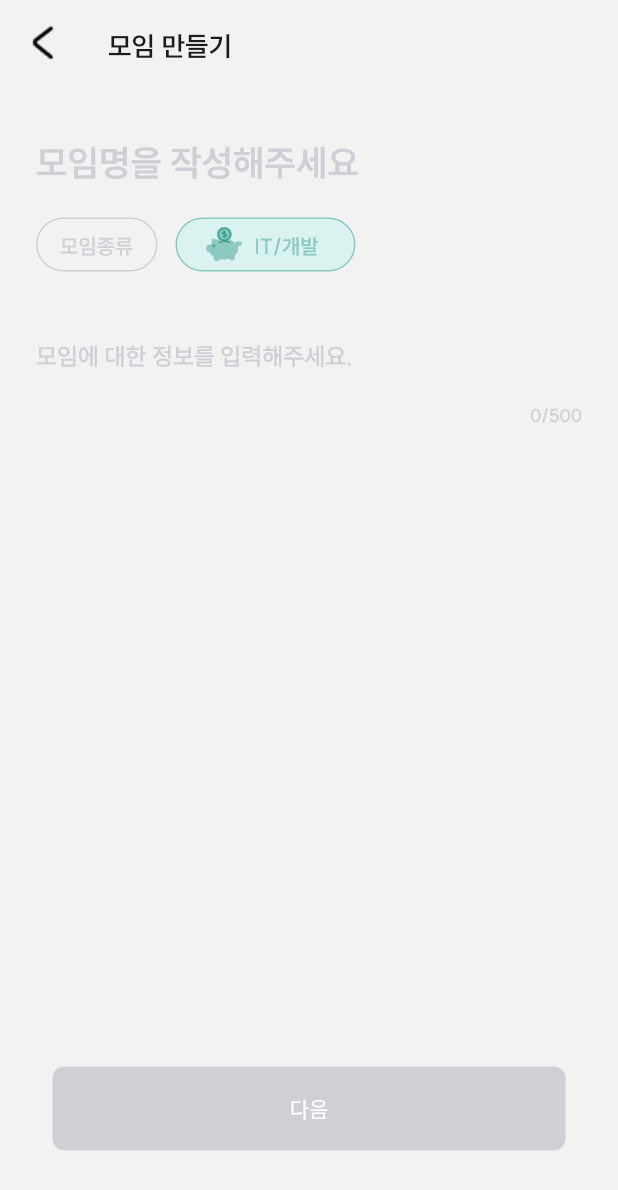
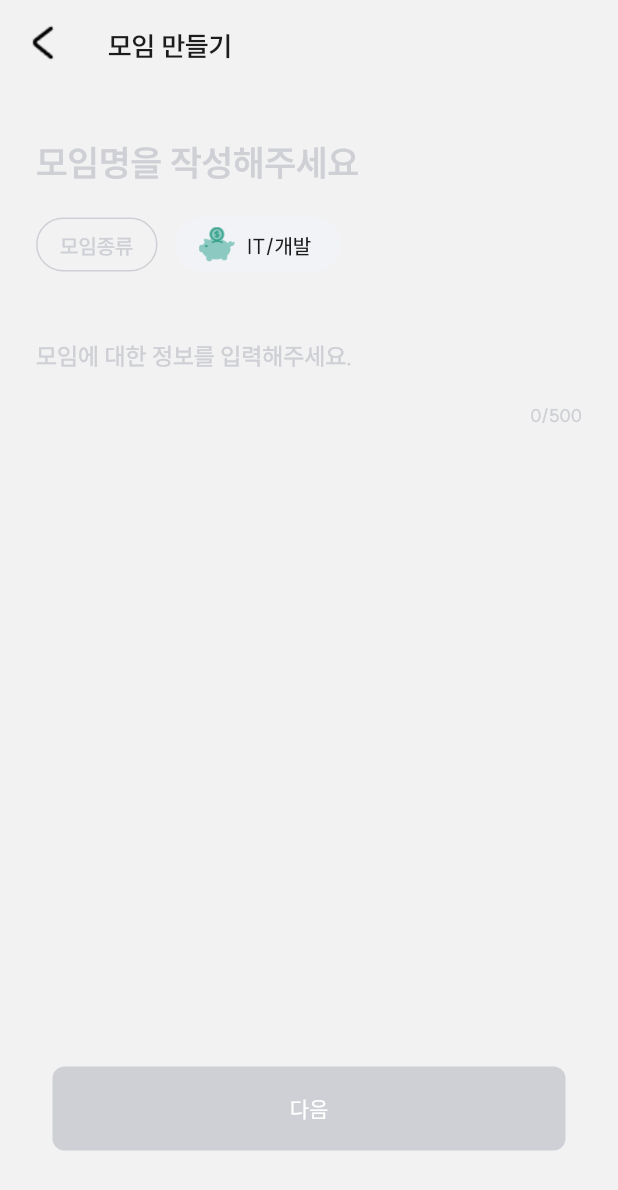
Before and after one commit to Onedea1/New_Meeting_1, a Flutter app: the screen it shows after launch, after a tap on "모임종류", after a tap on "카테고리", after a tap on "IT/개발", on a phone screen of 412 x 824 dp. Shown: the top 1190 px of the screen. Run offline on Flutter 3.47's test engine with Material 2 defaults, Android fonts, the light colour scheme and no system bars; project files that could hold a hidden picture were left out.

Commit message:
finish without border dotted

```diff
--- a/lib/cartegory_button.dart
+++ b/lib/cartegory_button.dart
@@ -14,6 +14,7 @@ class _CartegoryButtonState extends State<CartegoryButton> {
   String _moim = "모임종류";
   String _cartegory = "카테고리";
   String _cartegoryImage = 'assets/images/_Cartegory14.png';
+  double _cartegorysize = 85;
 
   //none은 안되고 'assets/images/_Cartegory01.png'이런 주소는 됨
   //없는 것 처럼 보이는 이미지로 넣어야될듯
@@ -22,6 +23,7 @@ class _CartegoryButtonState extends State<CartegoryButton> {
   Widget build(BuildContext context) {
     Color _moimcolor = _isPressed1 ? MIXIN_2 : MIXIN_BLACK_4;
     Color _cartegorycolor = _isPressed2 ? MIXIN_2 : MIXIN_BLACK_4;
+
     return Column(
       children: [
         Row(
@@ -50,7 +52,7 @@ class _CartegoryButtonState extends State<CartegoryButton> {
                 ),
                 style: ElevatedButton.styleFrom(
                   side: BorderSide(
-                    color: _isPressed3 ? MIXIN_2 : _moimcolor,
+                    color: _isPressed3 ? MIXIN_ : _moimcolor,
                   ),
                   backgroundColor: _isPressed3 ? MIXIN_ : Color(0xFFF2F2F2),
                   elevation: 0,
@@ -65,7 +67,7 @@ class _CartegoryButtonState extends State<CartegoryButton> {
             ),
             SizedBox(
               height: 36,
-              width: _isPressed4 ? 120 : 85,
+              width: _cartegorysize,
               child: ElevatedButton.icon(
                 // child: ElevatedButton(
                 onPressed: () {
@@ -74,6 +76,7 @@ class _CartegoryButtonState extends State<CartegoryButton> {
                     _isPressed2 = !_isPressed2;
                     _isPressed4 = false;
                     _cartegory = "카테고리";
+                    _cartegorysize = 85;
                   });
                 },
                 icon: Image.asset(
@@ -86,17 +89,17 @@ class _CartegoryButtonState extends State<CartegoryButton> {
                   style: TextStyle(
                     height: 1.42,
                     fontSize: 14,
-                    color: _isPressed4 ? MIXIN_2 : _cartegorycolor,
+                    color: _isPressed4 ? BLACK : _cartegorycolor,
                     fontFamily: 'SUIT',
                     fontWeight: FontWeight.w500,
                   ),
                 ),
                 style: ElevatedButton.styleFrom(
-                  backgroundColor: _isPressed4 ? MIXIN_ : Color(0xFFF2F2F2),
+                  backgroundColor: _isPressed4 ? MIXIN_BLACK_5 : Color(0xFFF2F2F2),
                   elevation: 0,
                   shape: RoundedRectangleBorder(
                     side: BorderSide(
-                      color: _isPressed4 ? MIXIN_2 : _cartegorycolor,
+                      color: _isPressed4 ? MIXIN_BLACK_5 : _cartegorycolor,
                       width: 1.0,
                     ),
                     borderRadius: BorderRadius.circular(18),
@@ -207,6 +210,7 @@ class _CartegoryButtonState extends State<CartegoryButton> {
                           _isPressed2 = false;
                           _isPressed4 = true;
                           _cartegory = "IT/개발";
+                          _cartegorysize = 110;
                         });
                       },
                       icon: Image.asset(
@@ -243,6 +247,8 @@ class _CartegoryButtonState extends State<CartegoryButton> {
                           _isPressed2 = false;
                           _isPressed4 = true;
                           _cartegory = "디자인";
+                          _cartegorysize = 97;
+
                         });
                       },
                       icon: Image.asset(
@@ -279,6 +285,7 @@ class _CartegoryButtonState extends State<CartegoryButton> {
                           _isPressed2 = false;
                           _isPressed4 = true;
                           _cartegory = "문화활동";
+                          _cartegorysize = 110;
                         });
                       },
                       icon: Image.asset(
@@ -322,6 +329,7 @@ class _CartegoryButtonState extends State<CartegoryButton> {
                           _isPressed2 = false;
                           _isPressed4 = true;
                           _cartegory = "음악";
+                          _cartegorysize = 92;
                         });
                       },
                       icon: Image.asset(
@@ -358,6 +366,7 @@ class _CartegoryButtonState extends State<CartegoryButton> {
                           _isPressed2 = false;
                           _isPressed4 = true;
                           _cartegory = "여행";
+                          _cartegorysize = 92;
                         });
                       },
                       icon: Image.asset(
@@ -394,6 +403,7 @@ class _CartegoryButtonState extends State<CartegoryButton> {
                           _isPressed2 = false;
                           _isPressed4 = true;
                           _cartegory = "봉사활동";
+                          _cartegorysize = 110;
                         });
                       },
                       icon: Image.asset(
@@ -437,6 +447,7 @@ class _CartegoryButtonState extends State<CartegoryButton> {
                           _isPressed2 = false;
                           _isPressed4 = true;
                           _cartegory = "운동";
+                          _cartegorysize = 92;
                         });
                       },
                       icon: Image.asset(
@@ -473,6 +484,7 @@ class _CartegoryButtonState extends State<CartegoryButton> {
                           _isPressed2 = false;
                           _isPressed4 = true;
                           _cartegory = "반려동물";
+                          _cartegorysize = 110;
                         });
                       },
                       icon: Image.asset(
@@ -509,6 +521,7 @@ class _CartegoryButtonState extends State<CartegoryButton> {
                           _isPressed2 = false;
                           _isPressed4 = true;
                           _cartegory = "사교";
+                          _cartegorysize = 92;
                         });
                       },
                       icon: Image.asset(
@@ -552,6 +565,7 @@ class _CartegoryButtonState extends State<CartegoryButton> {
                           _isPressed2 = false;
                           _isPressed4 = true;
                           _cartegory = "수업";
+                          _cartegorysize = 92;
                         });
                       },
                       icon: Image.asset(
@@ -588,6 +602,7 @@ class _CartegoryButtonState extends State<CartegoryButton> {
                           _isPressed2 = false;
                           _isPressed4 = true;
                           _cartegory = "외국어";
+                          _cartegorysize = 97;
                         });
                       },
                       icon: Image.asset(
@@ -624,6 +639,7 @@ class _CartegoryButtonState extends State<CartegoryButton> {
                           _isPressed2 = false;
                           _isPressed4 = true;
                           _cartegory = "맛집";
+                          _cartegorysize = 92;
                         });
                       },
                       icon: Image.asset(
@@ -667,6 +683,7 @@ class _CartegoryButtonState extends State<CartegoryButton> {
                           _isPressed2 = false;
                           _isPressed4 = true;
                           _cartegory = "요리";
+                          _cartegorysize = 92;
                         });
                       },
                       icon: Image.asset(
@@ -703,6 +720,7 @@ class _CartegoryButtonState extends State<CartegoryButton> {
                           _isPressed2 = false;
                           _isPressed4 = true;
                           _cartegory = "금융";
+                          _cartegorysize = 92;
                         });
                       },
                       icon: Image.asset(
--- a/lib/const/colors.dart
+++ b/lib/const/colors.dart
@@ -12,6 +12,7 @@ const MIXIN_BLACK_4 = Color(0xFFCED0D5);
 
 const MIXIN_BLACK_5 = Color(0xFFF2F3F7);
 
+
 const MIXIN_CLICK = Color(0xFFB6DDD6);
 
 const WHITE = Color(0xFFFFFFFF);
```
